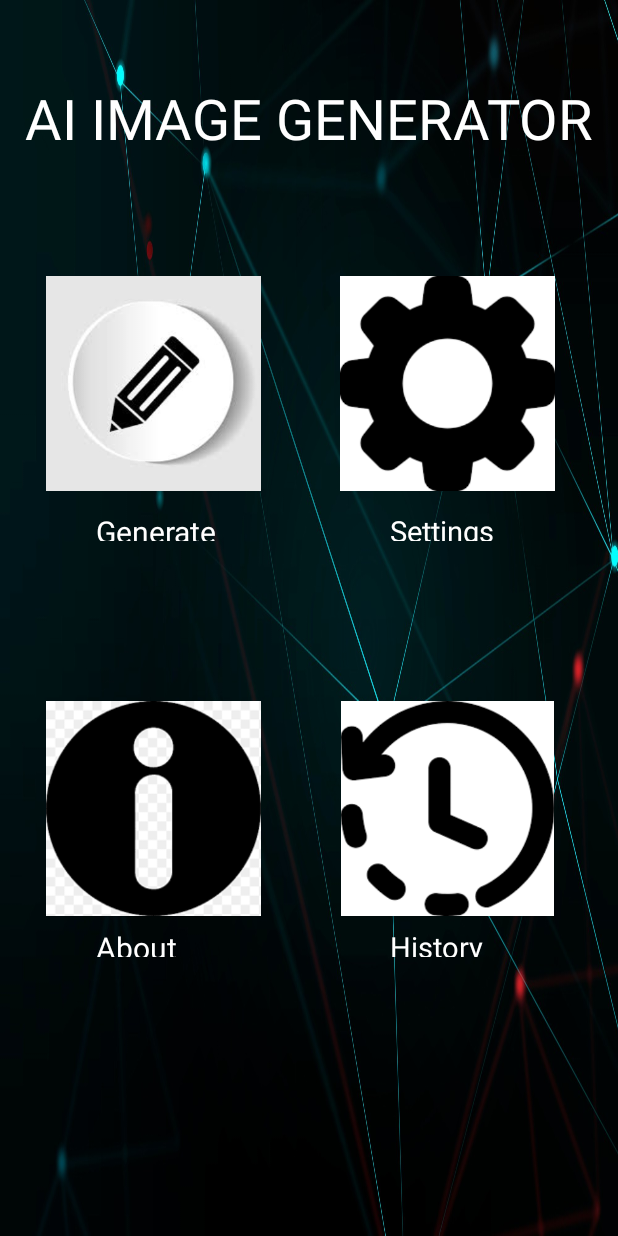
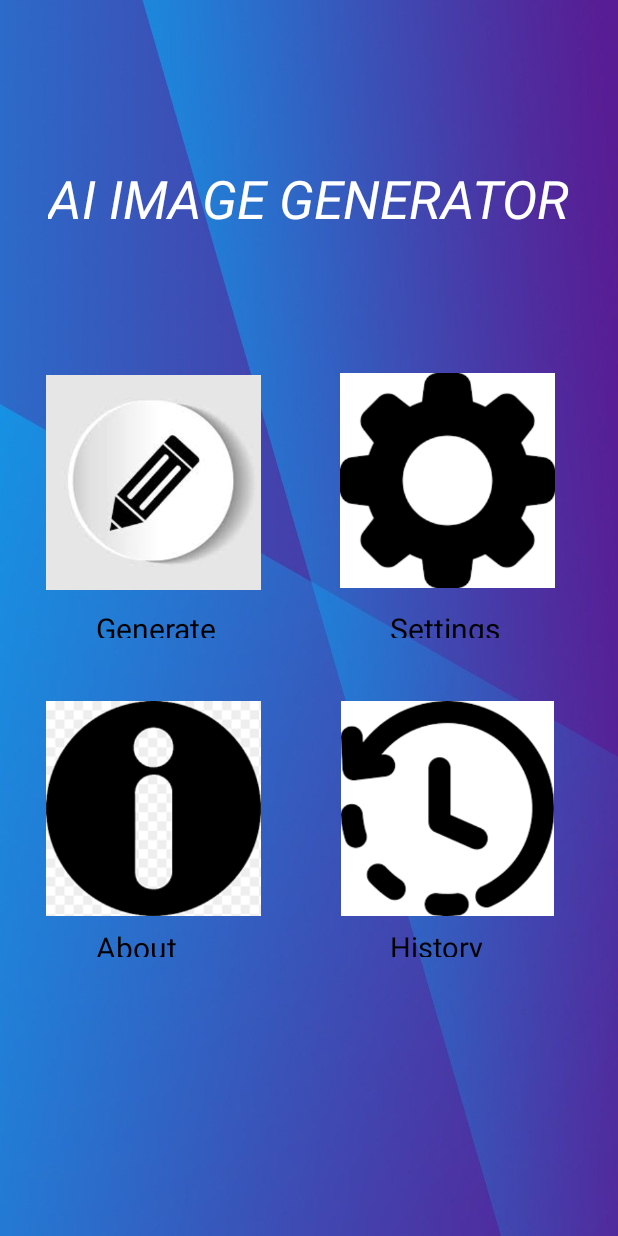
Before and after one commit to Vansh724/Image_Generator, an Android app: the Home_Page screen opened directly, with no data from a screen before it, on a phone screen of 412 x 824 dp. Run offline under Robolectric (Android 15) with nearby library versions, the phone set to English and light mode, and no system bars; Roboto replaces fonts that are not available here.

Commit message:
Fourth commit

```diff
--- a/app/src/main/res/layout/activity_home_page.xml
+++ b/app/src/main/res/layout/activity_home_page.xml
@@ -5,7 +5,7 @@
     android:id="@+id/main"
     android:layout_width="match_parent"
     android:layout_height="match_parent"
-    android:background="@drawable/bg2"
+    android:background="@drawable/back2"
     tools:context=".Home_Page">
 
     <TextView
@@ -15,7 +15,7 @@
         android:fontFamily="@font/brawler"
         android:paddingLeft="35sp"
         android:text="@string/about"
-        android:textColor="@color/white"
+        android:textColor="@color/black"
         android:textSize="20sp"
         app:layout_constraintBottom_toBottomOf="parent"
         app:layout_constraintEnd_toEndOf="parent"
@@ -31,14 +31,14 @@
         android:fontFamily="@font/brawler"
         android:paddingLeft="35sp"
         android:text="@string/Settings"
-        android:textColor="@color/white"
-        android:textSize="19sp"
+        android:textColor="@color/black"
+        android:textSize="20sp"
         app:layout_constraintBottom_toBottomOf="parent"
         app:layout_constraintEnd_toEndOf="parent"
         app:layout_constraintHorizontal_bias="0.848"
         app:layout_constraintStart_toStartOf="parent"
         app:layout_constraintTop_toTopOf="parent"
-        app:layout_constraintVertical_bias="0.424" />
+        app:layout_constraintVertical_bias="0.504" />
 
     <TextView
         android:id="@+id/HomeTitle"
@@ -48,13 +48,13 @@
         android:fontFamily="sans-serif-thin"
         android:text="@string/appname"
         android:textColor="@color/white"
-        android:textSize="37sp"
-        android:textStyle="bold"
+        android:textSize="35sp"
+        android:textStyle="bold|italic"
         app:layout_constraintBottom_toBottomOf="parent"
         app:layout_constraintEnd_toEndOf="parent"
         app:layout_constraintStart_toStartOf="parent"
         app:layout_constraintTop_toTopOf="parent"
-        app:layout_constraintVertical_bias="0.069" />
+        app:layout_constraintVertical_bias="0.14" />
 
     <ImageView
         android:id="@+id/imageViewGenerate"
@@ -65,7 +65,7 @@
         app:layout_constraintHorizontal_bias="0.109"
         app:layout_constraintStart_toStartOf="parent"
         app:layout_constraintTop_toTopOf="parent"
-        app:layout_constraintVertical_bias="0.27"
+        app:layout_constraintVertical_bias="0.367"
         app:srcCompat="@drawable/gen" />
 
     <ImageView
@@ -87,14 +87,14 @@
         android:fontFamily="@font/brawler"
         android:paddingLeft="35sp"
         android:text="@string/GEN"
-        android:textColor="@color/white"
+        android:textColor="@android:color/background_dark"
         android:textSize="20sp"
         app:layout_constraintBottom_toBottomOf="parent"
         app:layout_constraintEnd_toEndOf="parent"
         app:layout_constraintHorizontal_bias="0.109"
         app:layout_constraintStart_toStartOf="parent"
         app:layout_constraintTop_toTopOf="parent"
-        app:layout_constraintVertical_bias="0.424" />
+        app:layout_constraintVertical_bias="0.504" />
 
     <ImageView
         android:id="@+id/imageViewSettings"
@@ -105,7 +105,7 @@
         app:layout_constraintHorizontal_bias="0.848"
         app:layout_constraintStart_toStartOf="parent"
         app:layout_constraintTop_toTopOf="parent"
-        app:layout_constraintVertical_bias="0.27"
+        app:layout_constraintVertical_bias="0.365"
         app:srcCompat="@drawable/settings" />
 
     <ImageView
@@ -127,7 +127,7 @@
         android:fontFamily="@font/brawler"
         android:paddingLeft="35sp"
         android:text="@string/History"
-        android:textColor="@color/white"
+        android:textColor="@color/black"
         android:textSize="19sp"
         app:layout_constraintBottom_toBottomOf="parent"
         app:layout_constraintEnd_toEndOf="parent"
--- a/app/src/main/res/layout/activity_login_page.xml
+++ b/app/src/main/res/layout/activity_login_page.xml
@@ -16,7 +16,7 @@
         android:fontFamily="sans-serif-smallcaps"
         android:text="@string/app_name"
         android:textColor="@color/design_default_color_background"
-        android:textSize="40sp"
+        android:textSize="38sp"
         android:textStyle="bold|italic"
         app:layout_constraintBottom_toBottomOf="parent"
         app:layout_constraintEnd_toEndOf="parent"
@@ -104,7 +104,7 @@
         android:layout_width="wrap_content"
         android:layout_height="wrap_content"
         android:text="@string/signup"
-        android:textColor="@android:color/system_accent3_50"
+        android:textColor="@android:color/system_accent3_100"
         android:textSize="20sp"
         app:layout_constraintBottom_toBottomOf="parent"
         app:layout_constraintEnd_toEndOf="parent"
--- a/app/src/main/res/values/strings.xml
+++ b/app/src/main/res/values/strings.xml
@@ -16,4 +16,5 @@
     <string name="about">About</string>
     <string name="History">History</string>
     <string name="Settings">Settings</string>
+    <string name="hi">JUST A LEARNER</string>
 </resources>
```
Also changed, not shown: app/src/main/res/layout/activity_about_page.xml (+27 -0 lines), app/src/main/res/layout/activity_registration_page.xml (+11 -12 lines).
